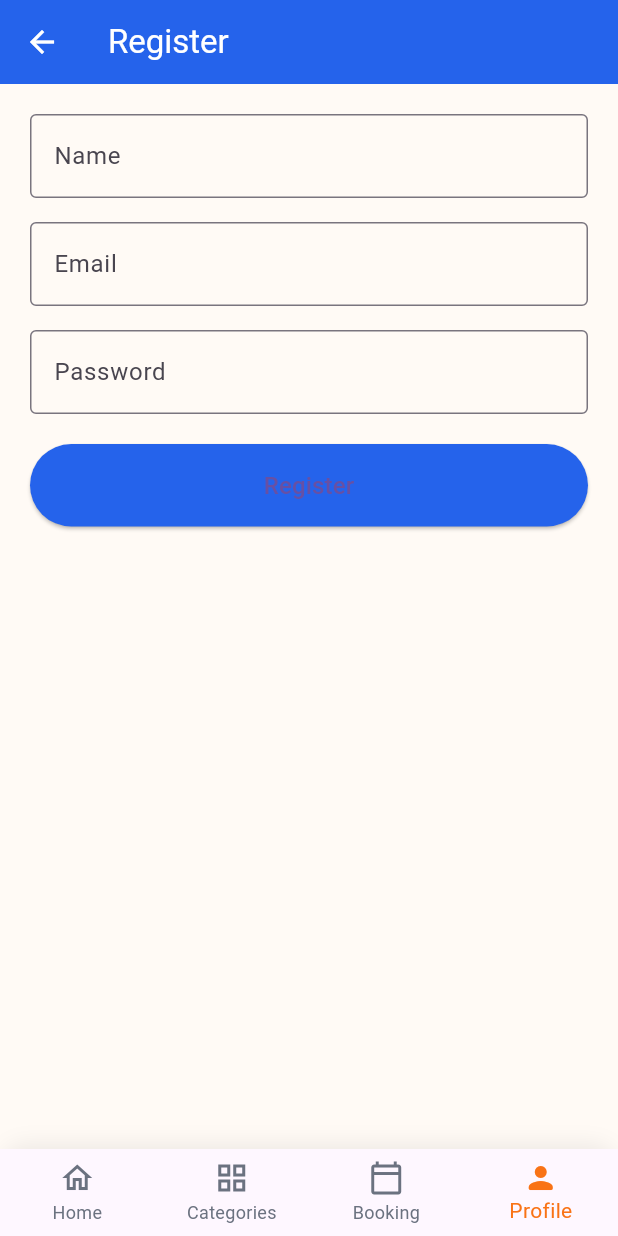
After one commit to fatimaSaniya/haazir, a Flutter app: the screen it shows after launch, item 4 of the bottom bar chosen, after a tap on "Sign Up", on a phone screen of 412 x 824 dp. The commit adds this screen. Run offline on Flutter 3.47's test engine with Material 3 defaults, Android fonts, the phone set to English and light mode, and no system bars; our stand-ins replace dio, flutter_riverpod, go_router, google_fonts, lottie.

Commit message:
Register using API

```diff
--- a/lib/core/router/app_router.dart
+++ b/lib/core/router/app_router.dart
@@ -1,10 +1,13 @@
 import 'package:flutter_riverpod/flutter_riverpod.dart';
 import 'package:go_router/go_router.dart';
-import 'package:haazir/features/Dashboard/main_dashboard.dart';
-import '../../features/Booking/presentation/booking_screen.dart';
-import '../../features/Profile/presentation/profile_screen.dart';
-import '../../features/home/presentation/home_screen.dart';
-import '../../features/categories/presentation/categories_screen.dart';
+import '../../features/screens/booking_screen.dart';
+import '../../features/screens/main_dashboard.dart';
+import '../../features/screens/profile_screen.dart';
+import '../../features/screens/categories_screen.dart';
+import '../../features/screens/home_screen.dart';
+import '../../features/screens/login_screen.dart';
+import '../../features/screens/register_screen.dart';
+
 
 final appRouterProvider = Provider<GoRouter>((ref) {
   return GoRouter(
@@ -32,6 +35,14 @@ final appRouterProvider = Provider<GoRouter>((ref) {
             path: '/profile',
             builder: (context, state) => const ProfileScreen(),
           ),
+          GoRoute(
+            path: '/login',
+            builder: (context, state) => const LoginScreen(),
+          ),
+          GoRoute(
+            path: '/register',
+            builder: (context, state) => const RegisterScreen(),
+          ),
         ],
       ),
     ],
--- /dev/null
+++ b/lib/features/auth/data/auth_repository.dart
@@ -0,0 +1,21 @@
+import 'api_client.dart';
+
+class AuthRepository {
+  final ApiClient _apiClient = ApiClient();
+
+  Future<Map<String, dynamic>> register(String name, String email, String password) {
+    return _apiClient.register(name, email, password);
+  }
+
+  Future<Map<String, dynamic>> login(String email, String password) {
+    return _apiClient.login(email, password);
+  }
+
+  Future<Map<String, dynamic>> getProfile(String token) {
+    return _apiClient.getProfile(token);
+  }
+
+  Future<Map<String, dynamic>> logout(String token) {
+    return _apiClient.logout(token);
+  }
+}
--- a/lib/features/profile/presentation/profile_screen.dart
+++ b/lib/features/screens/profile_screen.dart
@@ -1,19 +1,22 @@
 import 'package:flutter/material.dart';
+import 'package:flutter_riverpod/flutter_riverpod.dart';
+import 'package:haazir/features/screens/register_screen.dart';
 import 'package:lottie/lottie.dart';
-import '../../../constants/color_constants.dart';
-import '../../../constants/string_constants.dart';
+import '../../constants/color_constants.dart';
+import '../../constants/string_constants.dart';
+import '../auth/providers/auth_provider.dart';
+import 'login_screen.dart';
 
-class ProfileScreen extends StatelessWidget {
+class ProfileScreen extends ConsumerWidget {
   const ProfileScreen({super.key});
 
-  final bool isLoggedIn = true; // 🔹 replace with real auth state later
+  @override
+  Widget build(BuildContext context, WidgetRef ref) {
+    final user = ref.watch(authUserProvider); // null if not logged in
 
-  @override
-  Widget build(BuildContext context) {
     return Scaffold(
       backgroundColor: ColorConstants.background,
       appBar: AppBar(
-        // Gradient AppBar (from your style)
         flexibleSpace: Container(
           decoration: BoxDecoration(
             gradient: LinearGradient(
@@ -27,7 +30,7 @@ class ProfileScreen extends StatelessWidget {
           ),
         ),
         title: Text(
-          StringConstants.profile, // add this in your TextConstants
+          StringConstants.profile,
           style: Theme.of(context).textTheme.titleLarge?.copyWith(
             color: Colors.white,
             fontWeight: FontWeight.bold,
@@ -43,14 +46,11 @@ class ProfileScreen extends StatelessWidget {
         elevation: 0,
         backgroundColor: Colors.transparent,
       ),
-
-      body: isLoggedIn
-          ? _buildLoggedIn(context)
-          : _buildGuest(context), // 🔹 show correct state
+      body: user == null ? _buildGuest(context) : _buildLoggedIn(context, ref, user),
     );
   }
 
-  // 🔹 Guest / Not Logged In
+  // 🔹 Guest (not logged in)
   Widget _buildGuest(BuildContext context) {
     return Center(
       child: Padding(
@@ -78,7 +78,7 @@ class ProfileScreen extends StatelessWidget {
             ),
             const SizedBox(height: 30),
 
-            // Buttons
+            // Login Button
             SizedBox(
               width: double.infinity,
               child: ElevatedButton(
@@ -86,15 +86,21 @@ class ProfileScreen extends StatelessWidget {
                   backgroundColor: ColorConstants.primaryOrange.withOpacity(0.7),
                   padding: const EdgeInsets.symmetric(vertical: 14),
                   shape: RoundedRectangleBorder(
-                      borderRadius: BorderRadius.circular(12)),
+                    borderRadius: BorderRadius.circular(12),
+                  ),
                 ),
                 onPressed: () {
-                  // Navigate to Login
+                  Navigator.push(
+                    context,
+                    MaterialPageRoute(builder: (_) => const LoginScreen()),
+                  );
                 },
-                child: const Text("Login", style: TextStyle(fontSize: 16),),
+                child: const Text("Login", style: TextStyle(fontSize: 16)),
               ),
             ),
             const SizedBox(height: 12),
+
+            // Sign Up Button
             SizedBox(
               width: double.infinity,
               child: OutlinedButton(
@@ -103,10 +109,14 @@ class ProfileScreen extends StatelessWidget {
                   side: const BorderSide(color: ColorConstants.primaryBlue),
                   padding: const EdgeInsets.symmetric(vertical: 14),
                   shape: RoundedRectangleBorder(
-                      borderRadius: BorderRadius.circular(12)),
+                    borderRadius: BorderRadius.circular(12),
+                  ),
                 ),
                 onPressed: () {
-                  // Navigate to Sign Up
+                  Navigator.push(
+                    context,
+                    MaterialPageRoute(builder: (_) => const RegisterScreen()),
+                  );
                 },
                 child: const Text("Sign Up"),
               ),
@@ -118,44 +128,52 @@ class ProfileScreen extends StatelessWidget {
   }
 
   // 🔹 Logged In
-  Widget _buildLoggedIn(BuildContext context) {
+  Widget _buildLoggedIn(BuildContext context, WidgetRef ref, Map<String, dynamic> user) {
     return SingleChildScrollView(
       padding: const EdgeInsets.all(16),
       child: Column(
         children: [
-          // User avatar + info
-          const CircleAvatar(
+          CircleAvatar(
             radius: 45,
             backgroundColor: ColorConstants.softBlue,
-            backgroundImage: AssetImage("assets/images/hazeer_lady.png"), // dummy
+            backgroundImage: user["avatar"] != null
+                ? NetworkImage(user["avatar"]) as ImageProvider
+                : const AssetImage("assets/images/hazeer_lady.png"),
           ),
           const SizedBox(height: 12),
           Text(
-            "Saniya",
+            user["name"] ?? "User",
             style: Theme.of(context).textTheme.titleMedium?.copyWith(
               fontWeight: FontWeight.bold,
               color: ColorConstants.textPrimary,
             ),
           ),
           Text(
-            "saniya@example.com",
+            user["email"] ?? "",
             style: Theme.of(context).textTheme.bodyMedium?.copyWith(
               color: ColorConstants.textSecondary,
             ),
           ),
           const SizedBox(height: 20),
 
-          // Options List
+          // Options
           _menuTile(Icons.history, "My Bookings", onTap: () {}),
           _menuTile(Icons.favorite_border, "Wishlist", onTap: () {}),
           _menuTile(Icons.help_outline, "Help & Support", onTap: () {}),
-          _menuTile(Icons.logout, "Logout", onTap: () {}),
+
+          // Logout
+          _menuTile(Icons.logout, "Logout", onTap: () {
+            ref.read(authControllerProvider).logout();
+            ScaffoldMessenger.of(context).showSnackBar(
+              const SnackBar(content: Text("Logged out successfully")),
+            );
+          }),
         ],
       ),
     );
   }
 
-  // 🔹 Helper for menu items
+  // 🔹 Helper menu tile
   Widget _menuTile(IconData icon, String title, {VoidCallback? onTap}) {
     return Card(
       shape: RoundedRectangleBorder(borderRadius: BorderRadius.circular(12)),
--- /dev/null
+++ b/lib/features/screens/register_screen.dart
@@ -0,0 +1,139 @@
+import 'package:flutter/material.dart';
+import 'package:flutter_riverpod/flutter_riverpod.dart';
+import '../../../constants/color_constants.dart';
+import '../auth/providers/auth_provider.dart';
+
+class RegisterScreen extends ConsumerStatefulWidget {
+  const RegisterScreen({super.key});
+
+  @override
+  ConsumerState<RegisterScreen> createState() => _RegisterScreenState();
+}
+
+class _RegisterScreenState extends ConsumerState<RegisterScreen> {
+  final _nameController = TextEditingController();
+  final _emailController = TextEditingController();
+  final _passwordController = TextEditingController();
+  bool _isLoading = false;
+
+  Future<void> _register() async {
+    setState(() => _isLoading = true);
+
+    try {
+      final result = await ref.read(authRepositoryProvider).register(
+        _nameController.text.trim(),
+        _emailController.text.trim(),
+        _passwordController.text.trim(),
+      );
+
+      print("Register API response: $result"); // 🔹 Debug print
+
+      setState(() => _isLoading = false);
+
+      if (result["status"] == true) {
+        ScaffoldMessenger.of(context).showSnackBar(
+          SnackBar(
+            content:
+            Text(result["message"] ?? "Registration successful!"),
+            backgroundColor: Colors.green,
+          ),
+        );
+        Navigator.pushReplacementNamed(context, "/login");
+      } else {
+        ScaffoldMessenger.of(context).showSnackBar(
+          SnackBar(
+            content: Text(result["message"] ?? "Registration failed"),
+            backgroundColor: Colors.red,
+          ),
+        );
+      }
+    } catch (e) {
+      setState(() => _isLoading = false);
+      print("Register Exception: $e");
+      ScaffoldMessenger.of(context).showSnackBar(
+        const SnackBar(
+          content: Text("An error occurred. Please try again."),
+          backgroundColor: Colors.red,
+        ),
+      );
+    }
+  }
+
+  @override
+  Widget build(BuildContext context) {
+    return Scaffold(
+      backgroundColor: ColorConstants.background,
+      appBar: AppBar(
+        title: const Text("Register"),
+        backgroundColor: ColorConstants.primaryBlue,
+        foregroundColor: Colors.white,
+      ),
+      body: Padding(
+        padding: const EdgeInsets.all(20),
+        child: SingleChildScrollView(
+          child: Column(
+            children: [
+              TextField(
+                controller: _nameController,
+                decoration: const InputDecoration(
+                  labelText: "Name",
+                  border: OutlineInputBorder(),
+                ),
+              ),
+              const SizedBox(height: 16),
+              TextField(
+                controller: _emailController,
+                keyboardType: TextInputType.emailAddress,
+                decoration: const InputDecoration(
+                  labelText: "Email",
+                  border: OutlineInputBorder(),
+                ),
+              ),
+              const SizedBox(height: 16),
+              TextField(
+                controller: _passwordController,
+                obscureText: true,
+                decoration: const InputDecoration(
+                  labelText: "Password",
+                  border: OutlineInputBorder(),
+                ),
+              ),
+              const SizedBox(height: 20),
+              SizedBox(
+                width: double.infinity,
+                child: ElevatedButton(
+                  onPressed: _isLoading ? null : _register,
+                  style: ElevatedButton.styleFrom(
+                    padding: const EdgeInsets.symmetric(vertical: 16),
+                    backgroundColor: ColorConstants.primaryBlue,
+                  ),
+                  child: _isLoading
+                      ? const SizedBox(
+                    height: 24,
+                    width: 24,
+                    child: CircularProgressIndicator(
+                      color: Colors.white,
+                      strokeWidth: 2,
+                    ),
+                  )
+                      : const Text(
+                    "Register",
+                    style: TextStyle(fontSize: 16),
+                  ),
+                ),
+              ),
+            ],
+          ),
+        ),
+      ),
+    );
+  }
+
+  @override
+  void dispose() {
+    _nameController.dispose();
+    _emailController.dispose();
+    _passwordController.dispose();
+    super.dispose();
+  }
+}
```
Also changed, not shown: lib/core/config/app_config.dart (deleted, +0 -7 lines), lib/core/logging/app_logger.dart (deleted, +0 -12 lines), lib/core/network/dio_client.dart (deleted, +0 -30 lines), lib/features/auth/data/api_client.dart (added, +113 -0 lines), lib/features/auth/providers/auth_provider.dart (added, +40 -0 lines), lib/features/screens/booking_screen.dart (renamed from lib/features/booking/presentation/booking_screen.dart, +4 -4 lines), lib/features/screens/categories_screen.dart (renamed from lib/features/categories/presentation/categories_screen.dart, +4 -4 lines), lib/features/screens/home_screen.dart (renamed from lib/features/home/presentation/home_screen.dart, +4 -4 lines), lib/features/screens/login_screen.dart (added, +84 -0 lines), lib/features/screens/main_dashboard.dart (renamed from lib/features/dashboard/main_dashboard.dart), lib/features/widgets/most_liked_services.dart (renamed from lib/features/home/widgets/most_liked_services.dart), lib/features/widgets/offers_card.dart (renamed from lib/features/home/widgets/offers_card.dart), lib/features/widgets/refer_earn_card.dart (renamed from lib/features/home/widgets/refer_earn_card.dart), lib/features/widgets/search_ticker.dart (renamed from lib/features/home/widgets/search_ticker.dart), 2 more files.
